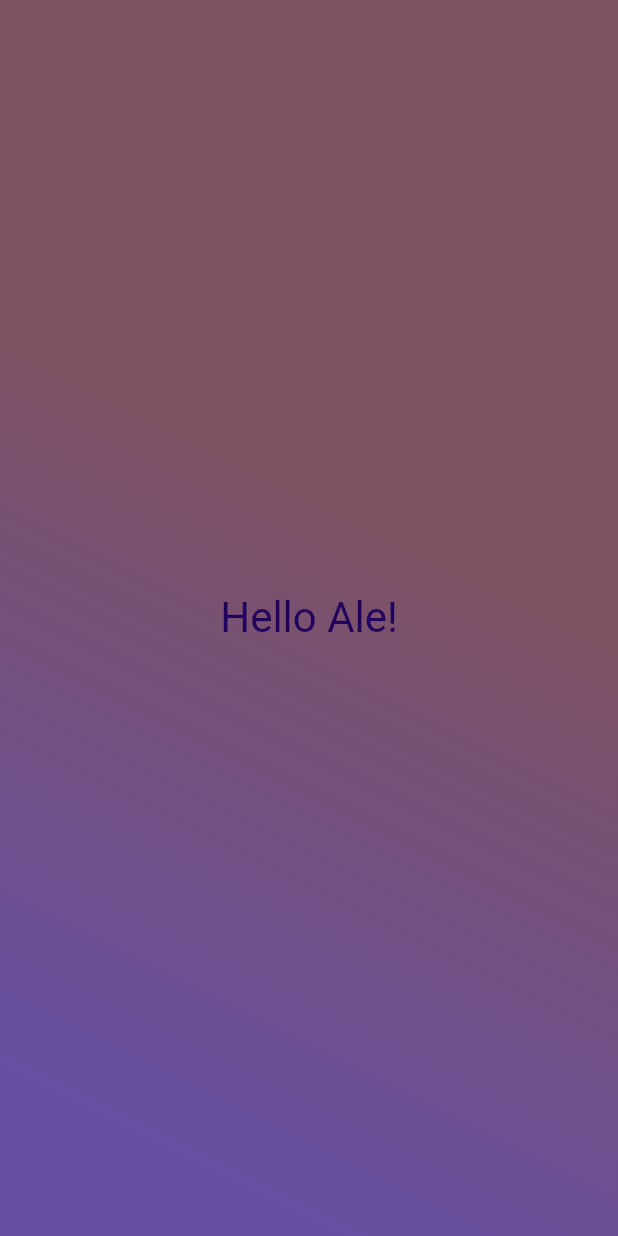
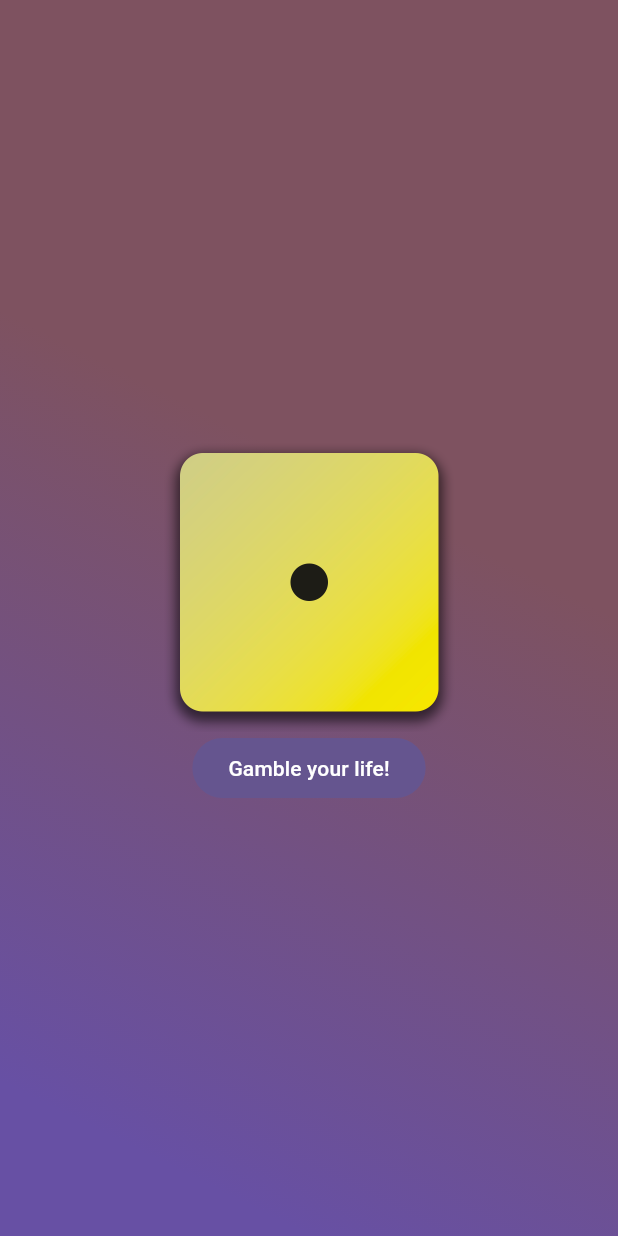
Before and after one commit to ssela98/dice_roller-flutter, a Flutter app: the screen it shows after launch, on a phone screen of 412 x 824 dp. Run offline on Flutter 3.47's test engine with Material 2 defaults, Android fonts, the phone set to English and light mode, and no system bars.

Commit message:
add theme and a button

```diff
--- a/lib/gradient_container.dart
+++ b/lib/gradient_container.dart
@@ -1,5 +1,4 @@
 import 'package:flutter/material.dart';
-import 'package:artsay/styled_text.dart';
 
 class GradientContainer extends StatelessWidget {
   const GradientContainer(
@@ -13,6 +12,10 @@ class GradientContainer extends StatelessWidget {
   final Alignment beginAlignment;
   final Alignment endAlignment;
 
+  void rollDice() {
+    // ...
+  }
+
   @override
   Widget build(context) {
     return Container(
@@ -23,8 +26,20 @@ class GradientContainer extends StatelessWidget {
           colors: colors,
         ),
       ),
-      child: const Center(
-        child: StyledText('Hello Ale!'),
+      child: Center(
+        child: Column(
+          mainAxisAlignment: MainAxisAlignment.center,
+          children: [
+            Image.asset(
+              'assets/images/dice-images/dice-1.png',
+              width: 200,
+            ),
+            FilledButton(
+              onPressed: rollDice,
+              child: const Text('Gamble your life!'),
+            )
+          ],
+        ),
       ),
     );
   }
--- a/lib/main.dart
+++ b/lib/main.dart
@@ -5,6 +5,10 @@ import 'package:artsay/gradient_container.dart';
 void main() {
   runApp(
     MaterialApp(
+      theme: ThemeData(
+        colorSchemeSeed: lightColorScheme.secondary,
+        useMaterial3: true,
+      ),
       home: Scaffold(
         body: GradientContainer(
           [lightColorScheme.primary, lightColorScheme.tertiary],
--- a/pubspec.yaml
+++ b/pubspec.yaml
@@ -59,9 +59,8 @@ flutter:
   uses-material-design: true
 
   # To add assets to your application, add an assets section, like this:
-  # assets:
-  #   - images/a_dot_burr.jpeg
-  #   - images/a_dot_ham.jpeg
+  assets:
+    - assets/images/dice-images/
 
   # An image asset can refer to one or more resolution-specific "variants", see
   # https://flutter.dev/assets-and-images/#resolution-aware
```
Also changed, not shown: assets/images/dice-images/dice-1.png (added), assets/images/dice-images/dice-2.png (added), assets/images/dice-images/dice-3.png (added), assets/images/dice-images/dice-4.png (added), assets/images/dice-images/dice-5.png (added), assets/images/dice-images/dice-6.png (added).
